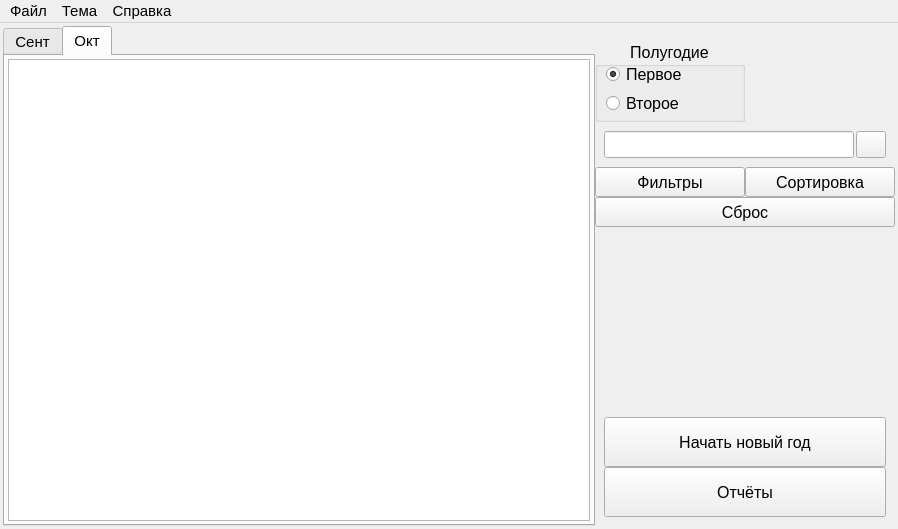
The window that ui/mainWindow.ui (Cy-Nec/hour_track) describes before a commit, drawn with Qt 5.
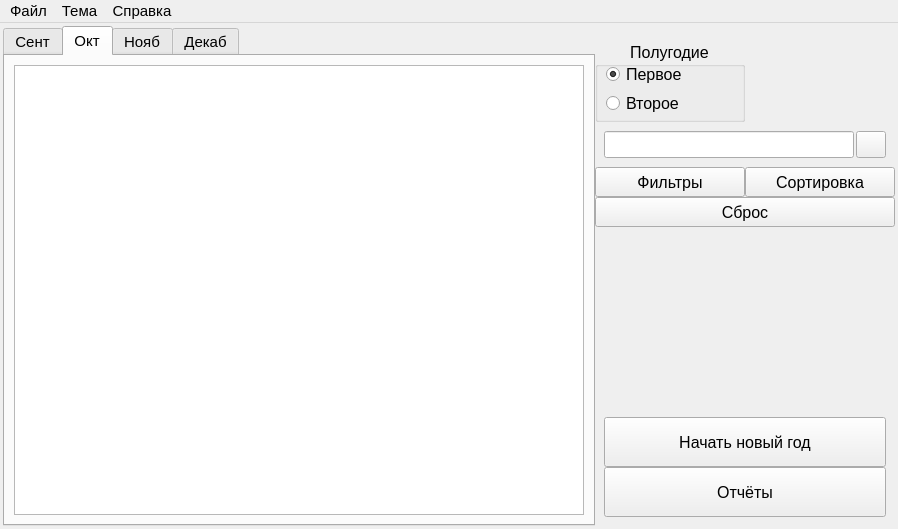
The same window after the commit. The open tabs and pages were chosen to show the change.

Patch:
```diff
--- a/ui/mainWindow.ui
+++ b/ui/mainWindow.ui
@@ -301,22 +301,50 @@
        </attribute>
        <layout class="QGridLayout" name="gridLayout" rowstretch="0">
         <property name="leftMargin">
-         <number>3</number>
+         <number>9</number>
         </property>
         <property name="topMargin">
-         <number>3</number>
+         <number>9</number>
         </property>
         <property name="rightMargin">
-         <number>3</number>
+         <number>9</number>
         </property>
         <property name="bottomMargin">
-         <number>3</number>
+         <number>9</number>
         </property>
         <property name="spacing">
-         <number>3</number>
+         <number>6</number>
         </property>
         <item row="0" column="0">
-         <widget class="QTableView" name="tableV_hours">
+         <widget class="QTableView" name="tableV_hours_4">
+          <property name="styleSheet">
+           <string notr="true"/>
+          </property>
+         </widget>
+        </item>
+       </layout>
+      </widget>
+      <widget class="QWidget" name="tab_November">
+       <attribute name="title">
+        <string>Нояб</string>
+       </attribute>
+       <layout class="QGridLayout" name="gridLayout_4">
+        <item row="0" column="0">
+         <widget class="QTableView" name="tableV_hours_2">
+          <property name="styleSheet">
+           <string notr="true"/>
+          </property>
+         </widget>
+        </item>
+       </layout>
+      </widget>
+      <widget class="QWidget" name="tab_December">
+       <attribute name="title">
+        <string>Декаб</string>
+       </attribute>
+       <layout class="QGridLayout" name="gridLayout_5">
+        <item row="0" column="0">
+         <widget class="QTableView" name="tableV_hours_3">
           <property name="styleSheet">
            <string notr="true"/>
           </property>
```
Left out of the diff: 18 changed lines with no effect on the pictures.
